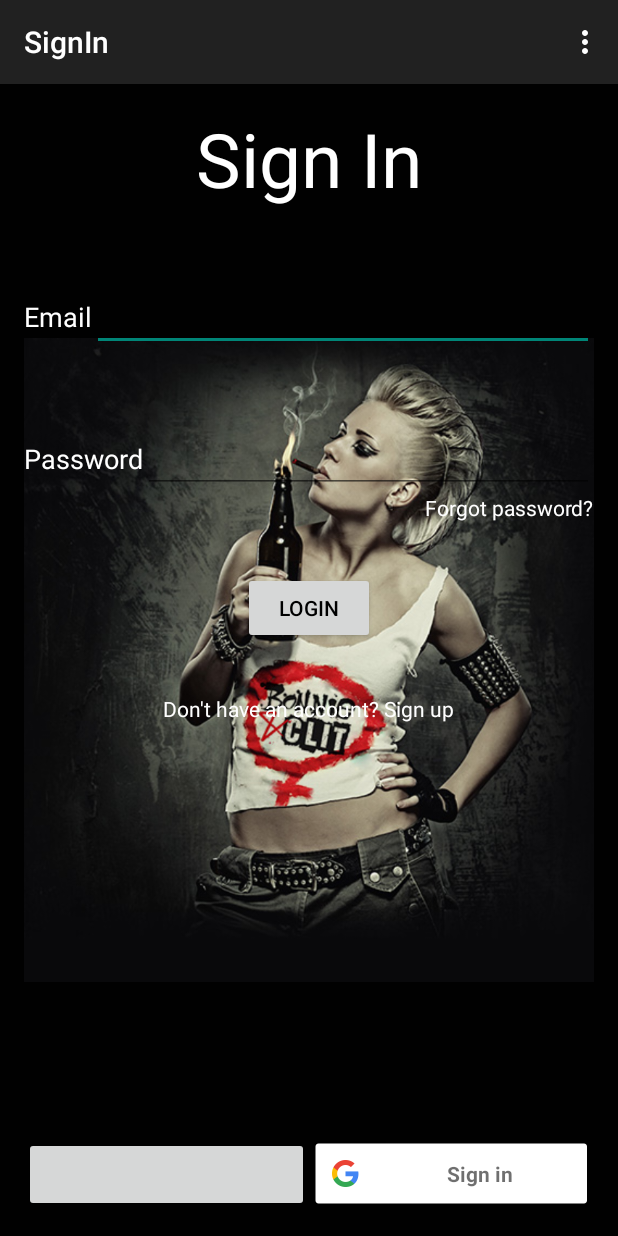
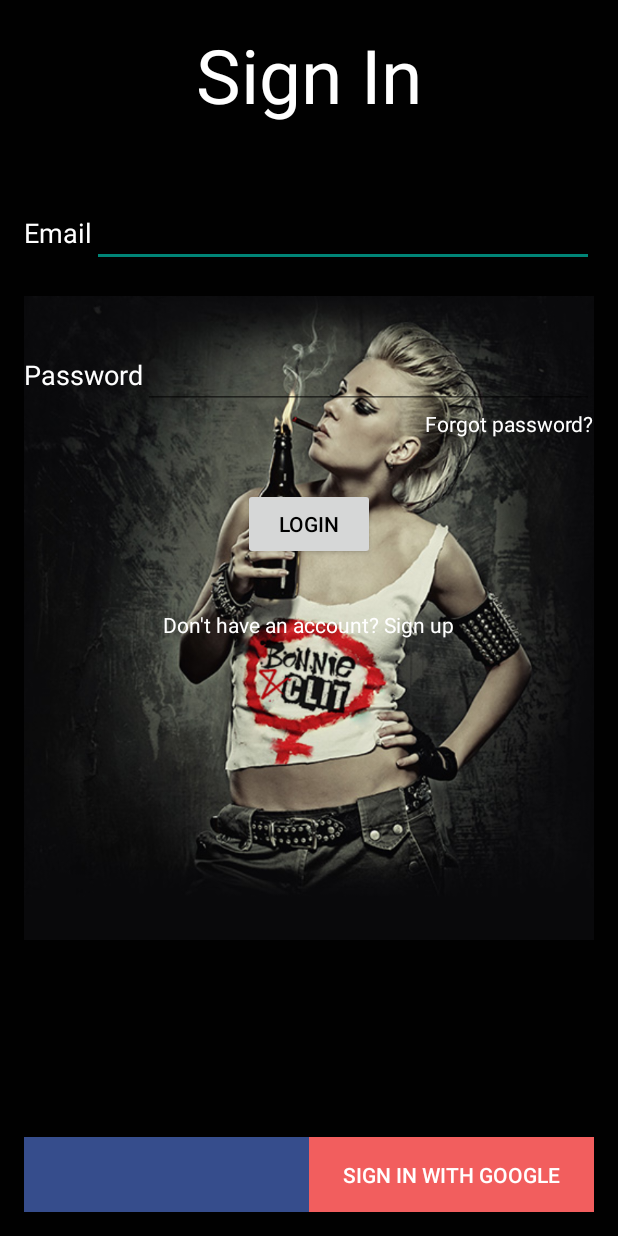
Before and after one commit to Kalianey/Oxapp, an Android app: the screen it shows after launch (SignIn), on a phone screen of 412 x 824 dp. Run offline under Robolectric (Android 15) with nearby library versions, the phone set to English and light mode, and no system bars; our stand-ins replace Volley; libraries missing offline, so code that uses them is left out: com.facebook, com.facebook.appevents, com.facebook.login, com.google.maps.android; plain views replace FlatButton, LoginButton; network calls fail; 18 statements that could not run were skipped.

Commit message:
google signin ok, hide actionbar where necessary

```diff
--- a/app/src/main/java/com/kalianey/oxapp/views/activities/MainActivity.java
+++ b/app/src/main/java/com/kalianey/oxapp/views/activities/MainActivity.java
@@ -70,7 +70,6 @@
     private ResideMenuItem itemConversations;
     private ResideMenuItem itemProfile;
     private ResideMenuItem itemFriends;
-    private ResideMenuItem itemMap;
     private ResideMenuItem itemFav;
     private ResideMenuItem itemLogout;
 
@@ -201,15 +200,13 @@
         itemConversations  = new ResideMenuItem(this, R.drawable.icons_chat,  "Messages");
         itemProfile = new ResideMenuItem(this, R.drawable.ic_list_2, "Profile");
         itemFriends = new ResideMenuItem(this, R.drawable.ic_list_1, "Friends");
-        itemMap = new ResideMenuItem(this, R.drawable.icons_filter, "Map");
         itemFav = new ResideMenuItem(this, R.drawable.icons_star, "Favorites");
-        itemLogout = new ResideMenuItem(this, R.drawable.ic_calendar, "LOGOUT");
+        itemLogout = new ResideMenuItem(this, R.drawable.exit, "LOGOUT");
 
         itemHome.setOnClickListener(this);
         itemConversations.setOnClickListener(this);
         itemProfile.setOnClickListener(this);
         itemFriends.setOnClickListener(this);
-        itemMap.setOnClickListener(this);
         itemFav.setOnClickListener(this);
         itemLogout.setOnClickListener(this);
 
@@ -217,7 +214,6 @@
         resideMenu.addMenuItem(itemConversations);
         resideMenu.addMenuItem(itemProfile);
         resideMenu.addMenuItem(itemFriends);
-        resideMenu.addMenuItem(itemMap);
         resideMenu.addMenuItem(itemFav);
         resideMenu.addMenuItem(itemLogout);
 
@@ -233,10 +229,11 @@
 
         if (view == itemHome){
             changeFragment(new PeopleFragment());
+            mTitleTextView.setText("Bonnie&Clit");
         }
         else if (view == itemConversations){
             changeFragment(new ConversationListFragment());
-            mTitleTextView.setText("Conversations");
+            mTitleTextView.setText("Messages");
         }
         else if (view == itemProfile){
             ProfileFragment profile = new ProfileFragment();
@@ -247,9 +244,6 @@
         else if (view == itemFriends){
             changeFragment(new FriendsListFragment());
             mTitleTextView.setText("Friends");
-        }
-        else if (view == itemMap){
-
         }
         else if (view == itemFav){
             changeFragment(new FavoriteActivityFragment());
--- a/app/src/main/java/com/kalianey/oxapp/views/activities/Message.java
+++ b/app/src/main/java/com/kalianey/oxapp/views/activities/Message.java
@@ -4,6 +4,7 @@
 import android.support.v7.app.AppCompatActivity;
 import android.view.Menu;
 import android.view.MenuItem;
+import android.view.Window;
 
 import com.kalianey.oxapp.R;
 
@@ -11,8 +12,11 @@
 
     @Override
     protected void onCreate(Bundle savedInstanceState) {
+        getWindow().requestFeature(Window.FEATURE_ACTION_BAR);
         super.onCreate(savedInstanceState);
         setContentView(R.layout.activity_message);
+        android.support.v7.app.ActionBar actionBar = getSupportActionBar();
+        actionBar.hide();
     }
 
 
--- a/app/src/main/java/com/kalianey/oxapp/views/activities/SignIn.java
+++ b/app/src/main/java/com/kalianey/oxapp/views/activities/SignIn.java
@@ -4,6 +4,7 @@
 import android.support.v7.app.AppCompatActivity;
 import android.view.Menu;
 import android.view.MenuItem;
+import android.view.Window;
 
 import com.kalianey.oxapp.R;
 
@@ -11,8 +12,12 @@
 
     @Override
     protected void onCreate(Bundle savedInstanceState) {
+        getWindow().requestFeature(Window.FEATURE_ACTION_BAR);
         super.onCreate(savedInstanceState);
         setContentView(R.layout.activity_sign_in);
+
+        android.support.v7.app.ActionBar actionBar = getSupportActionBar();
+        actionBar.hide();
     }
 
 
--- a/app/src/main/java/com/kalianey/oxapp/views/fragments/SignInFragment.java
+++ b/app/src/main/java/com/kalianey/oxapp/views/fragments/SignInFragment.java
@@ -24,6 +24,7 @@
 import com.facebook.FacebookSdk;
 import com.facebook.Profile;
 import com.facebook.ProfileTracker;
+import com.facebook.login.LoginManager;
 import com.facebook.login.LoginResult;
 import com.facebook.login.widget.LoginButton;
 import com.google.android.gms.auth.GoogleAuthException;
@@ -43,6 +44,7 @@
 import org.w3c.dom.Text;
 
 import java.io.IOException;
+import java.util.Arrays;
 
 //import com.google.api.client.googleapis.auth.oauth2.GoogleIdToken;
 //import com.google.api.client.googleapis.auth.oauth2.GoogleIdToken.Payload;
@@ -127,9 +129,6 @@
                              Bundle savedInstanceState) {
         View view = inflater.inflate(R.layout.fragment_sign_in, container, false);
 
-
-
-
         signInButton = (Button) view.findViewById(R.id.signInButton);
         email = (EditText) view.findViewById(R.id.emailInput);
         password = (EditText) view.findViewById(R.id.passwordInput);
@@ -206,14 +205,26 @@
         super.onViewCreated(view, savedInstanceState);
         //FB
         LoginButton loginButton = (LoginButton) view.findViewById(R.id.login_button);
+        //Button loginButton = (Button) view.findViewById(R.id.login_button);
 
         //Google
-        SignInButton signInButton = (SignInButton) view.findViewById(R.id.sign_in_button);
+        //SignInButton signInButton = (SignInButton) view.findViewById(R.id.sign_in_button);
+        Button signInButton = (Button) view.findViewById(R.id.sign_in_button);
         signInButton.setOnClickListener(this);
 
         loginButton.setReadPermissions("user_friends");
         loginButton.setFragment(this);
         loginButton.registerCallback(callbackManager, callback);
+
+
+
+//        loginButton.setOnClickListener(new View.OnClickListener() {
+//            @Override
+//            public void onClick(View view) {
+//                LoginManager.getInstance().logInWithReadPermissions(getActivity(), Arrays.asList("public_profile", "user_friends"));
+//                LoginManager.getInstance().registerCallback(callbackManager, callback);
+//            }
+//        });
 
     }
 
--- a/app/src/main/res/layout/fragment_sign_in.xml
+++ b/app/src/main/res/layout/fragment_sign_in.xml
@@ -136,15 +136,37 @@
         <com.facebook.login.widget.LoginButton
             android:id="@+id/login_button"
             android:layout_width="0dp"
-            android:layout_height="fill_parent"
+            android:layout_height="50dp"
             android:layout_gravity="center_horizontal"
-            android:layout_weight="0.5" />
+            android:layout_weight="0.5"
+            android:background="#364d8c" />
 
-        <com.google.android.gms.common.SignInButton
+        <!--<com.google.android.gms.common.SignInButton
             android:id="@+id/sign_in_button"
             android:layout_width="0dp"
             android:layout_height="wrap_content"
             android:layout_weight="0.5" />
+
+        <Button
+            android:id="@+id/login_button"
+            android:layout_width="0dp"
+            android:layout_height="fill_parent"
+            android:layout_gravity="center_horizontal"
+            android:layout_weight="0.5"
+            android:layout_margin="0dp"
+            android:background="#364d8c"
+            android:text="Sign in with Facebook"
+            android:textColor="#ffffff" />-->
+        <Button
+            android:id="@+id/sign_in_button"
+            android:layout_width="0dp"
+            android:layout_height="fill_parent"
+            android:layout_gravity="center_horizontal"
+            android:layout_weight="0.5"
+            android:background="#f25e5e"
+            android:textColor="#ffffff"
+            android:text="Sign in with google"
+            android:layout_marginBottom="0dp" />
 
     </LinearLayout>
 
```
Also changed, not shown: app/src/main/java/com/kalianey/oxapp/views/fragments/MessageFragment.java (+9 -2 lines), app/src/main/java/com/kalianey/oxapp/views/fragments/ProfileFragment.java (+14 -0 lines), app/src/main/res/layout/custom_actionbar.xml (+16 -13 lines), build.gradle (+14 -1 lines), app/src/main/res/drawable/earth.png (added), app/src/main/res/drawable/exit.png (added).
